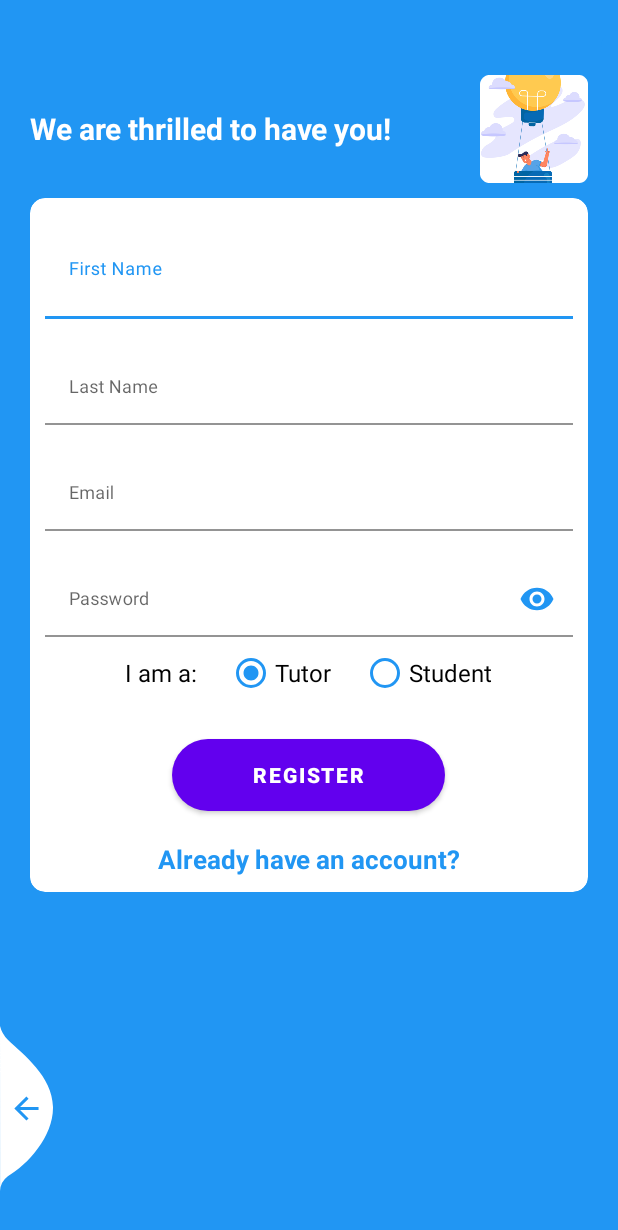
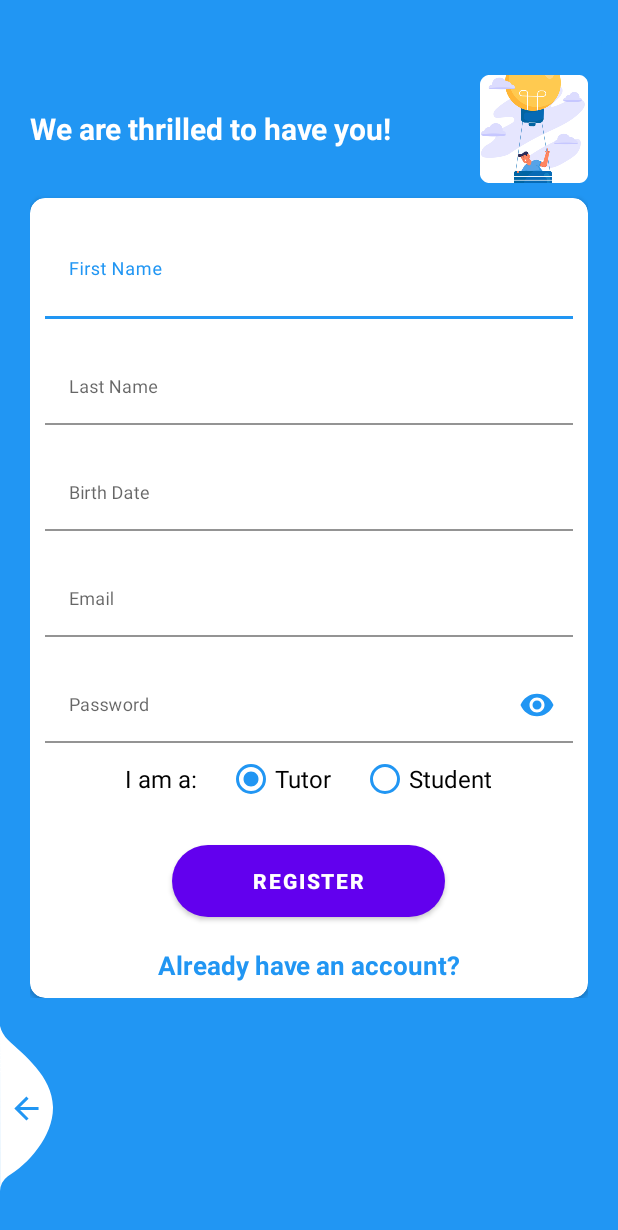
Before and after one commit to Tutortek-org/Frontend, an Android app: the RegisterActivity screen opened directly, with no data from a screen before it, on a phone screen of 412 x 824 dp. Shown: the top 1230 px of the screen. Run offline under Robolectric (Android 15) with nearby library versions, the phone set to English and light mode, and no system bars; our stand-ins replace Volley; plain views replace CircularProgressButton.

Commit message:
Add a date picker to the register screen

```diff
--- a/app/src/main/java/com/tutortekorg/tutortek/authentication/RegisterActivity.kt
+++ b/app/src/main/java/com/tutortekorg/tutortek/authentication/RegisterActivity.kt
@@ -26,8 +26,17 @@ class RegisterActivity : AppCompatActivity() {
         binding.btnRegister.setOnClickListener { onRegisterClick() }
         binding.txtAlreadyHaveAnAccount.setOnClickListener { onBackClick() }
         binding.imgRegisterBack.setOnClickListener { onBackClick() }
+
         binding.radioTutor.setOnClickListener { role = 1 }
         binding.radioStudent.setOnClickListener { role = 2 }
+
+        binding.editTextBirthdate.keyListener = null
+        binding.editTextBirthdate.setOnClickListener { onBirthDateClick() }
+    }
+
+    private fun onBirthDateClick() {
+        val newFragment = DatePickerFragment(binding.editTextBirthdate)
+        newFragment.show(supportFragmentManager, "datePicker")
     }
 
     private fun onRegisterClick() {
--- a/app/src/main/res/layout/activity_register.xml
+++ b/app/src/main/res/layout/activity_register.xml
@@ -89,6 +89,24 @@
                             android:textCursorDrawable="@drawable/text_input_cursor"
                             android:hint="@string/edit_surname"
                             android:inputType="textPersonName"
+                            android:maxLines="1" />
+
+                    </com.google.android.material.textfield.TextInputLayout>
+
+                    <com.google.android.material.textfield.TextInputLayout
+                        android:id="@+id/txt_input_birthdate"
+                        style="@style/parent"
+                        android:layout_marginTop="@dimen/loginViewsMargin"
+                        app:boxStrokeColor="@color/color_primary"
+                        app:hintTextColor="@color/color_primary">
+
+                        <com.google.android.material.textfield.TextInputEditText
+                            android:id="@+id/edit_text_birthdate"
+                            style="@style/modifiedEditText"
+                            android:textCursorDrawable="@drawable/text_input_cursor"
+                            android:focusable="false"
+                            android:hint="@string/edit_birthdate"
+                            android:inputType="date"
                             android:maxLines="1" />
 
                     </com.google.android.material.textfield.TextInputLayout>
@@ -217,6 +235,7 @@
         android:layout_marginEnd="11dp"
         android:layout_marginBottom="30dp"
         android:adjustViewBounds="false"
+        android:elevation="1dp"
         android:src="@drawable/ic_back_img"/>
 
 
--- a/app/src/main/res/values/strings.xml
+++ b/app/src/main/res/values/strings.xml
@@ -24,6 +24,8 @@
     <string name="registration_header">We are thrilled to have you!</string>
     <string name="edit_name">First Name</string>
     <string name="edit_surname">Last Name</string>
+    <string name="edit_birthdate">Birth Date</string>
+    <string name="birthdate_value">%1$d-%2$s-%3$s</string>
     <string name="register">Register</string>
     <string name="radio_text_tutor">Tutor</string>
     <string name="radio_text_student">Student</string>
```
Also changed, not shown: app/src/main/java/com/tutortekorg/tutortek/DatePickerFragment.kt (added, +28 -0 lines), 1 other file.
